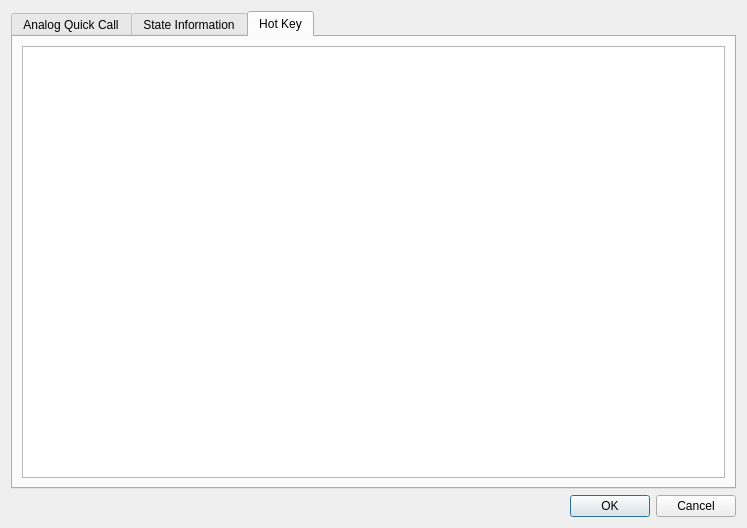
The window that src/ui/hotkey_settings_dialog.ui (xbenkozx/anytone-cps) describes before a commit, drawn with Qt 5.
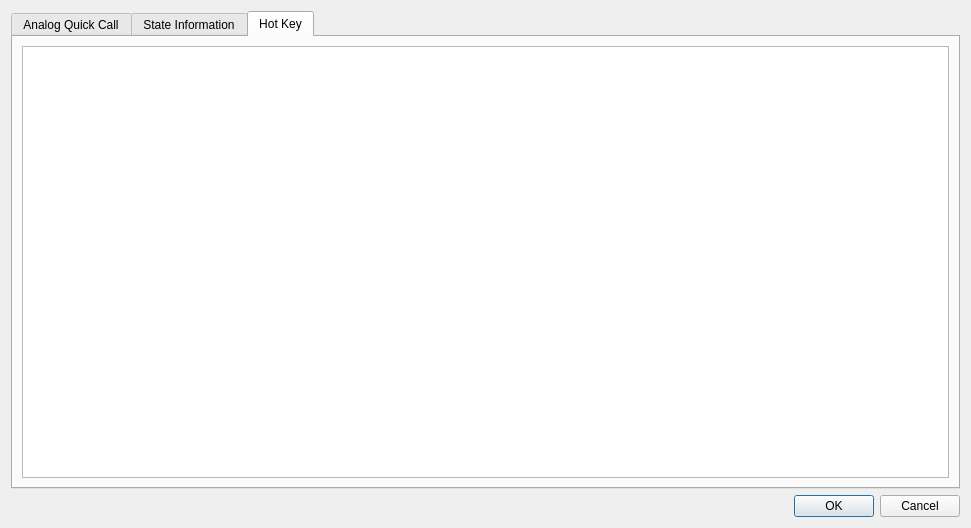
The same window after the commit. The open tabs and pages were chosen to show the change.

Patch:
```diff
--- a/src/ui/hotkey_settings_dialog.ui
+++ b/src/ui/hotkey_settings_dialog.ui
@@ -6,7 +6,7 @@
    <rect>
     <x>0</x>
     <y>0</y>
-    <width>747</width>
+    <width>971</width>
     <height>528</height>
    </rect>
   </property>
```
Left out of the diff: 6 changed lines with no effect on the pictures.
